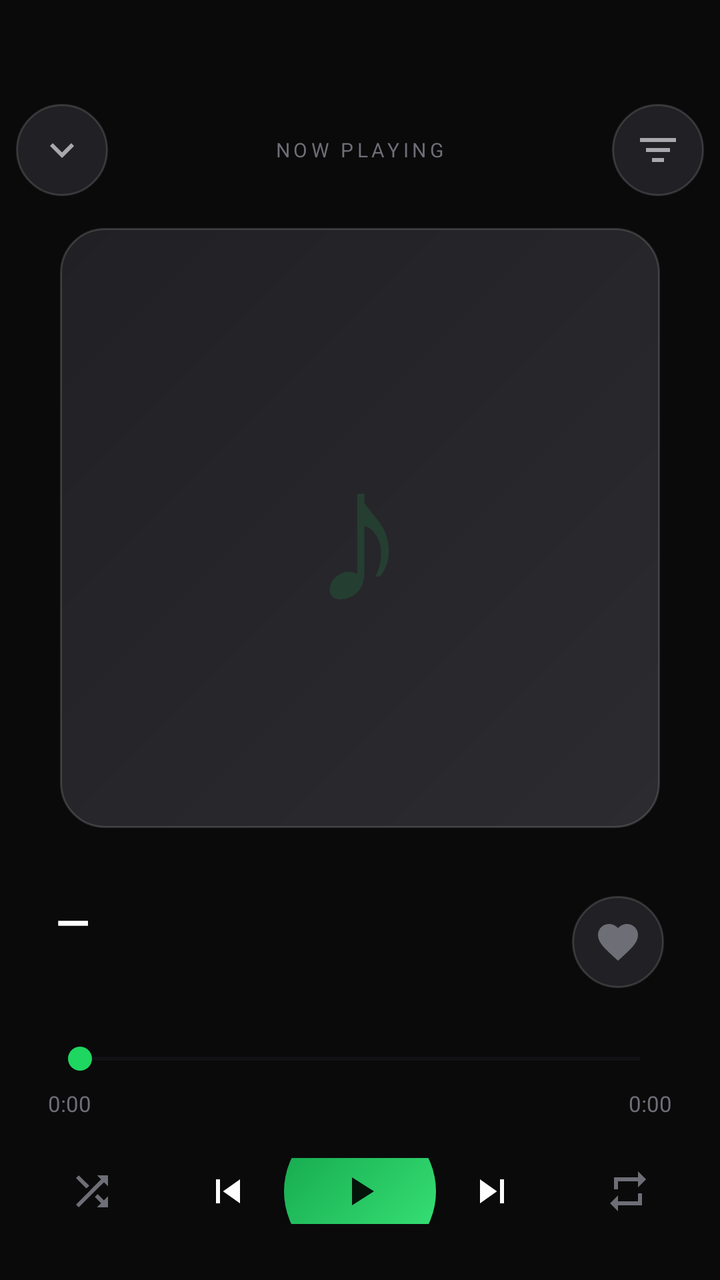
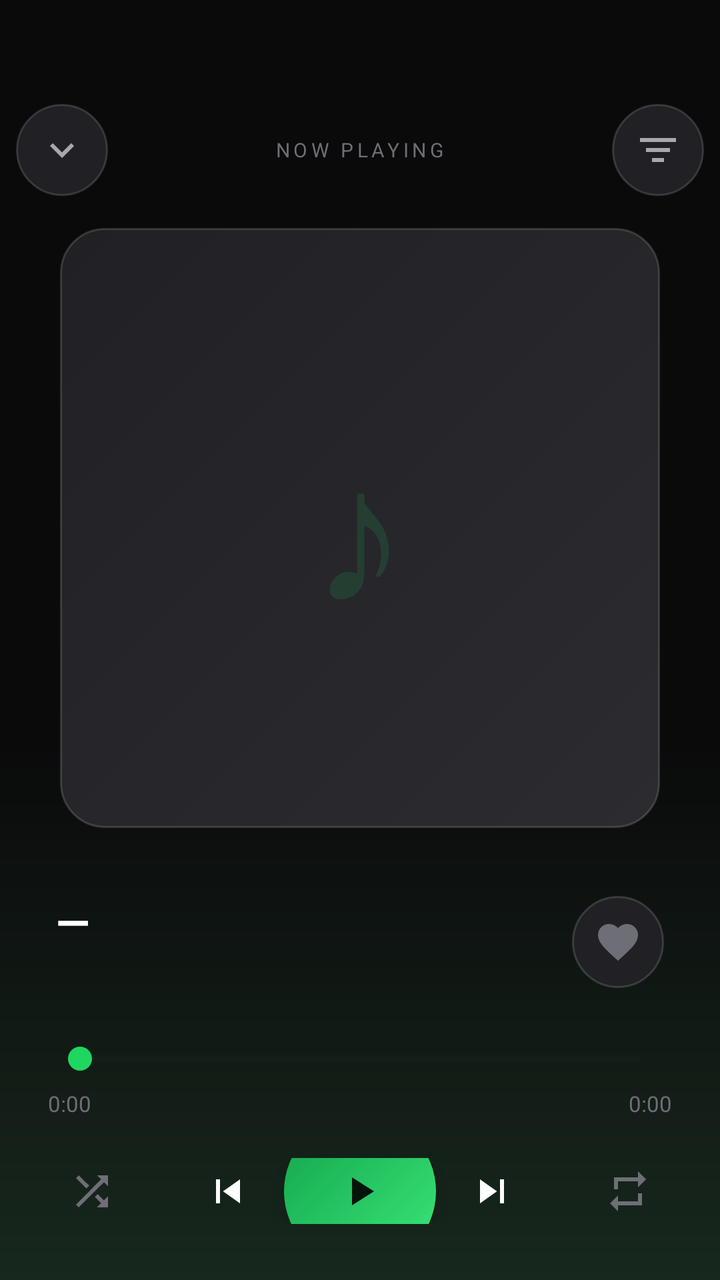

Compare the two renders of this Android layout. The source of the first and the diff that turns it into the second are given below.
<!-- AndroidManifest.xml: application theme Theme.Rhythmix -->
<!-- res/layout/fragment_player.xml -->
<?xml version="1.0" encoding="utf-8"?>
<LinearLayout
    xmlns:android="http://schemas.android.com/apk/res/android"
    xmlns:app="http://schemas.android.com/apk/res-auto"
    android:layout_width="match_parent"
    android:layout_height="match_parent"
    android:background="@color/bg"
    android:orientation="vertical">

    
    <LinearLayout
        android:layout_width="match_parent"
        android:layout_height="wrap_content"
        android:orientation="horizontal"
        android:paddingHorizontal="8dp"
        android:paddingTop="52dp"
        android:paddingBottom="8dp"
        android:gravity="center_vertical">

        <ImageButton
            android:id="@+id/btn_back"
            android:layout_width="46dp"
            android:layout_height="46dp"
            android:src="@drawable/ic_chevron_down"
            android:background="@drawable/bg_icon_btn"
            android:padding="11dp"
            app:tint="@color/text_secondary" />

        <LinearLayout
            android:layout_width="0dp"
            android:layout_height="wrap_content"
            android:layout_weight="1"
            android:orientation="vertical"
            android:gravity="center">
            <TextView
                android:layout_width="wrap_content"
                android:layout_height="wrap_content"
                android:text="NOW PLAYING"
                android:textSize="10sp"
                android:textColor="@color/text_tertiary"
                android:letterSpacing="0.18"/>
        </LinearLayout>

        <ImageButton
            android:id="@+id/btn_queue"
            android:layout_width="46dp"
            android:layout_height="46dp"
            android:src="@drawable/ic_queue"
            android:background="@drawable/bg_icon_btn"
            android:padding="11dp"
            app:tint="@color/text_secondary" />
    </LinearLayout>

    
    <FrameLayout
        android:id="@+id/art_container"
        android:layout_width="300dp"
        android:layout_height="300dp"
        android:layout_gravity="center_horizontal"
        android:layout_marginTop="8dp"
        android:layout_marginBottom="32dp"
        android:background="@drawable/bg_art"
        android:gravity="center"
        android:elevation="12dp">

        <TextView
            android:id="@+id/tv_art_note"
            android:layout_width="wrap_content"
            android:layout_height="wrap_content"
            android:layout_gravity="center"
            android:text="♪"
            android:textSize="96sp"
            android:textColor="#221ED760" />

        <TextView
            android:id="@+id/tv_art_letter"
            android:layout_width="wrap_content"
            android:layout_height="wrap_content"
            android:layout_gravity="center"
            android:textSize="80sp"
            android:textStyle="bold"
            android:textColor="#55FFFFFF" />
    </FrameLayout>

    
    <LinearLayout
        android:layout_width="match_parent"
        android:layout_height="wrap_content"
        android:orientation="horizontal"
        android:paddingHorizontal="28dp"
        android:paddingBottom="24dp"
        android:gravity="center_vertical">

        <LinearLayout
            android:layout_width="0dp"
            android:layout_height="wrap_content"
            android:layout_weight="1"
            android:orientation="vertical">
            <TextView
                android:id="@+id/tv_title"
                android:layout_width="match_parent"
                android:layout_height="wrap_content"
                android:text="—"
                android:textSize="22sp"
                android:textStyle="bold"
                android:letterSpacing="-0.01"
                android:textColor="@color/text_primary"
                android:maxLines="1"
                android:ellipsize="end" />
            <TextView
                android:id="@+id/tv_artist"
                android:layout_width="match_parent"
                android:layout_height="wrap_content"
                android:layout_marginTop="2dp"
                android:textSize="14sp"
                android:textColor="@color/text_secondary"
                android:maxLines="1"
                android:ellipsize="end" />
        </LinearLayout>

        <ImageButton
            android:id="@+id/btn_like"
            android:layout_width="46dp"
            android:layout_height="46dp"
            android:src="@drawable/ic_heart"
            android:background="@drawable/bg_icon_btn"
            android:padding="11dp"
            app:tint="@color/text_tertiary" />
    </LinearLayout>

    
    <LinearLayout
        android:layout_width="match_parent"
        android:layout_height="wrap_content"
        android:orientation="vertical"
        android:paddingHorizontal="24dp"
        android:paddingBottom="20dp">

        <SeekBar
            android:id="@+id/seek_bar"
            android:layout_width="match_parent"
            android:layout_height="wrap_content"
            android:progressTint="@color/accent"
            android:thumbTint="@color/accent"
            android:progressBackgroundTint="@color/surface2"
            android:max="1000" />

        <LinearLayout
            android:layout_width="match_parent"
            android:layout_height="wrap_content"
            android:orientation="horizontal"
            android:paddingTop="6dp">
            <TextView
                android:id="@+id/tv_position"
                android:layout_width="wrap_content"
                android:layout_height="wrap_content"
                android:text="0:00"
                android:textSize="11sp"
                android:textColor="@color/text_tertiary"
                android:fontFamily="monospace" />
            <View android:layout_width="0dp" android:layout_height="1dp" android:layout_weight="1" />
            <TextView
                android:id="@+id/tv_duration"
                android:layout_width="wrap_content"
                android:layout_height="wrap_content"
                android:text="0:00"
                android:textSize="11sp"
                android:textColor="@color/text_tertiary"
                android:fontFamily="monospace" />
        </LinearLayout>
    </LinearLayout>

    
    <LinearLayout
        android:layout_width="match_parent"
        android:layout_height="wrap_content"
        android:orientation="horizontal"
        android:paddingHorizontal="24dp"
        android:paddingBottom="28dp"
        android:gravity="center_vertical">

        <ImageButton
            android:id="@+id/btn_shuffle"
            android:layout_width="44dp"
            android:layout_height="44dp"
            android:src="@drawable/ic_shuffle"
            android:background="@null"
            android:padding="10dp"
            app:tint="@color/text_tertiary" />

        <View android:layout_width="0dp" android:layout_height="1dp" android:layout_weight="1" />

        <ImageButton
            android:id="@+id/btn_prev"
            android:layout_width="56dp"
            android:layout_height="56dp"
            android:src="@drawable/ic_skip_prev"
            android:background="@null"
            android:padding="10dp"
            app:tint="@color/text_primary" />

        
        <ImageButton
            android:id="@+id/btn_play"
            android:layout_width="76dp"
            android:layout_height="76dp"
            android:src="@drawable/ic_play"
            android:background="@drawable/bg_play_btn"
            android:padding="20dp"
            android:elevation="8dp"
            app:tint="@color/accent_on" />

        <ImageButton
            android:id="@+id/btn_next"
            android:layout_width="56dp"
            android:layout_height="56dp"
            android:src="@drawable/ic_skip_next"
            android:background="@null"
            android:padding="10dp"
            app:tint="@color/text_primary" />

        <View android:layout_width="0dp" android:layout_height="1dp" android:layout_weight="1" />

        <ImageButton
            android:id="@+id/btn_repeat"
            android:layout_width="44dp"
            android:layout_height="44dp"
            android:src="@drawable/ic_repeat"
            android:background="@null"
            android:padding="10dp"
            app:tint="@color/text_tertiary" />
    </LinearLayout>

</LinearLayout>
<!-- resources referenced by this layout -->
<resources>
  <color name="accent">#1ED760</color>
  <color name="accent_on">#04140A</color>
  <color name="bg">#0A0A0B</color>
  <color name="surface2">#212125</color>
  <color name="text_primary">#FFFFFF</color>
  <color name="text_secondary">#A8A8AF</color>
  <color name="text_tertiary">#6E6E77</color>
  <!-- drawable bg_icon_btn (drawable) -->
  <?xml version="1.0" encoding="utf-8"?>
  <ripple xmlns:android="http://schemas.android.com/apk/res/android"
      android:color="#3DFFFFFF">
      <item>
          <shape android:shape="oval">
              <solid android:color="@color/surface2" />
              <stroke android:width="1dp" android:color="@color/surface_border" />
          </shape>
      </item>
  </ripple>
  <!-- drawable bg_play_btn (drawable) -->
  <?xml version="1.0" encoding="utf-8"?>
  <shape xmlns:android="http://schemas.android.com/apk/res/android" android:shape="oval">
      <gradient
          android:type="linear"
          android:angle="135"
          android:startColor="@color/accent_light"
          android:endColor="@color/accent_dark" />
  </shape>
  <!-- drawable ic_chevron_down (drawable) -->
  <vector xmlns:android="http://schemas.android.com/apk/res/android" android:width="24dp" android:height="24dp" android:viewportWidth="24" android:viewportHeight="24">
    <path android:fillColor="#FFFFFF" android:pathData="M7.41,8.59L12,13.17l4.59,-4.58L18,10l-6,6 -6,-6 1.41,-1.41z"/>
  </vector>
  <!-- drawable ic_play (drawable) -->
  <vector xmlns:android="http://schemas.android.com/apk/res/android" android:width="24dp" android:height="24dp" android:viewportWidth="24" android:viewportHeight="24">
      <path android:fillColor="#FFFFFF" android:pathData="M8,5v14l11,-7z"/>
  </vector>
  <!-- drawable ic_queue (drawable) -->
  <vector xmlns:android="http://schemas.android.com/apk/res/android" android:width="24dp" android:height="24dp" android:viewportWidth="24" android:viewportHeight="24">
    <path android:fillColor="#FFFFFF" android:pathData="M3,6h18v2H3zm3,5h12v2H6zm3,5h6v2H9z"/>
  </vector>
  <!-- drawable ic_repeat (drawable) -->
  <vector xmlns:android="http://schemas.android.com/apk/res/android" android:width="24dp" android:height="24dp" android:viewportWidth="24" android:viewportHeight="24">
      <path android:fillColor="#FFFFFF" android:pathData="M7,7h10v3l4,-4 -4,-4v3H5v6h2V7zm10,10H7v-3l-4,4 4,4v-3h12v-6h-2v5z"/>
  </vector>
  <!-- drawable ic_skip_next (drawable) -->
  <vector xmlns:android="http://schemas.android.com/apk/res/android" android:width="24dp" android:height="24dp" android:viewportWidth="24" android:viewportHeight="24">
    <path android:fillColor="#FFFFFF" android:pathData="M6,18l8.5,-6L6,6v12zM16,6v12h2V6h-2z"/>
  </vector>
  <!-- drawable ic_skip_prev (drawable) -->
  <vector xmlns:android="http://schemas.android.com/apk/res/android" android:width="24dp" android:height="24dp" android:viewportWidth="24" android:viewportHeight="24">
    <path android:fillColor="#FFFFFF" android:pathData="M6,6h2v12H6zm3.5,6l8.5,6V6z"/>
  </vector>
  <color name="elevated">#2B2B30</color>
  <color name="surface_border">#26FFFFFF</color>
  <color name="accent_light">#3BE87A</color>
  <color name="accent_dark">#12A34A</color>
  <color name="accent_dim">#17281D</color>
  <color name="violet">#A78BFA</color>
  <color name="black">#000000</color>
  <color name="surface">#161618</color>
  <color name="nav_bg">#101012</color>
  <!-- unchanged entries left out for length: 5 -->
</resources>

<!-- the commit's change to res/layout/fragment_player.xml (unified diff, before → after) -->
@@ -4,7 +4,7 @@
     xmlns:app="http://schemas.android.com/apk/res-auto"
     android:layout_width="match_parent"
     android:layout_height="match_parent"
-    android:background="@color/bg"
+    android:background="@drawable/bg_player_ambient"
     android:orientation="vertical">
 
     
<!-- resource entries referenced after the edit -->
@@ -26,6 +26,17 @@
           android:angle="135"
           android:startColor="@color/accent_light"
           android:endColor="@color/accent_dark" />
+  </shape>
+  <!-- drawable bg_player_ambient (drawable) -->
+  <?xml version="1.0" encoding="utf-8"?>
+  <shape xmlns:android="http://schemas.android.com/apk/res/android">
+      <gradient
+          android:type="linear"
+          android:angle="90"
+          android:startColor="@color/accent_dim"
+          android:centerColor="@color/bg"
+          android:endColor="@color/bg"
+          android:centerY="0.42" />
   </shape>
   <!-- drawable ic_chevron_down (drawable) -->
   <vector xmlns:android="http://schemas.android.com/apk/res/android" android:width="24dp" android:height="24dp" android:viewportWidth="24" android:viewportHeight="24">
